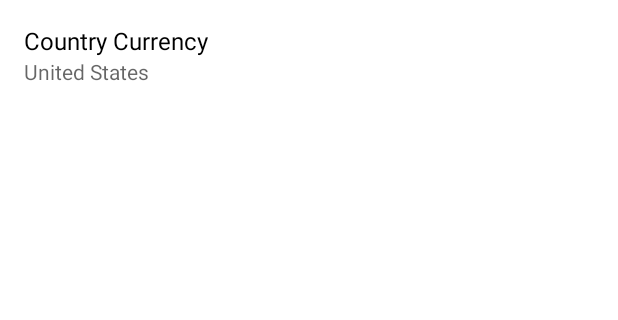
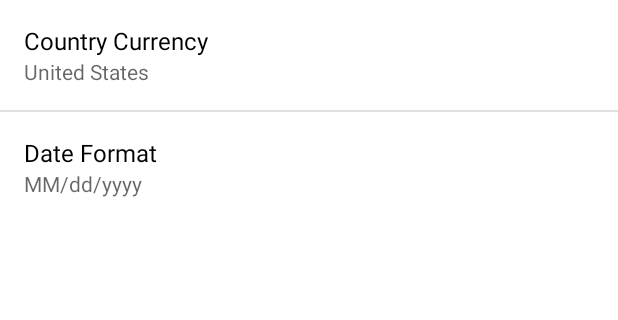
Before and after one commit to PedroCarrillo/Expense-Tracker-App, an Android app: the SettingsActivity screen opened directly, with no data from a screen before it, on a phone screen of 412 x 824 dp, the part 84-404 px from its top. Run offline under Robolectric (Android 15) with nearby library versions, the phone set to English and light mode, and no system bars.

Commit message:
Supporting different date formats

```diff
--- a/ExpenseTracker/app/src/main/java/com/pedrocarrillo/expensetracker/custom/SelectDateFragment.java
+++ b/ExpenseTracker/app/src/main/java/com/pedrocarrillo/expensetracker/custom/SelectDateFragment.java
@@ -85,7 +85,7 @@ public class SelectDateFragment extends Fragment implements View.OnClickListener
     }
 
     private void updateDate(Button btn, Date date) {
-        btn.setText(Util.formatDateToString(date, "MM/dd/yyyy"));
+        btn.setText(Util.formatDateToString(date, Util.getCurrentDateFormat()));
     }
 
     public TextView getTextViewTotal() {
--- a/ExpenseTracker/app/src/main/java/com/pedrocarrillo/expensetracker/ui/MainActivity.java
+++ b/ExpenseTracker/app/src/main/java/com/pedrocarrillo/expensetracker/ui/MainActivity.java
@@ -190,13 +190,13 @@ public class MainActivity extends BaseActivity implements NavigationView.OnNavig
         String date;
         switch (dateMode) {
             case IDateMode.MODE_TODAY:
-                date = Util.formatDateToString(DateUtils.getToday(), "MM/dd/yyyy");
+                date = Util.formatDateToString(DateUtils.getToday(), Util.getCurrentDateFormat());
                 break;
             case IDateMode.MODE_WEEK:
-                date = Util.formatDateToString(DateUtils.getFirstDateOfCurrentWeek(), "MM/dd/yyyy").concat(" - ").concat(Util.formatDateToString(DateUtils.getRealLastDateOfCurrentWeek(), "MM/dd/yyyy"));
+                date = Util.formatDateToString(DateUtils.getFirstDateOfCurrentWeek(), Util.getCurrentDateFormat()).concat(" - ").concat(Util.formatDateToString(DateUtils.getRealLastDateOfCurrentWeek(), Util.getCurrentDateFormat()));
                 break;
             case IDateMode.MODE_MONTH:
-                date = Util.formatDateToString(DateUtils.getFirstDateOfCurrentMonth(), "MM/dd/yyyy").concat(" - ").concat(Util.formatDateToString(DateUtils.getRealLastDateOfCurrentMonth(), "MM/dd/yyyy"));
+                date = Util.formatDateToString(DateUtils.getFirstDateOfCurrentMonth(), Util.getCurrentDateFormat()).concat(" - ").concat(Util.formatDateToString(DateUtils.getRealLastDateOfCurrentMonth(), Util.getCurrentDateFormat()));
                 break;
             default:
                 date = "";
--- a/ExpenseTracker/app/src/main/java/com/pedrocarrillo/expensetracker/ui/expenses/ExpenseDetailFragment.java
+++ b/ExpenseTracker/app/src/main/java/com/pedrocarrillo/expensetracker/ui/expenses/ExpenseDetailFragment.java
@@ -73,7 +73,7 @@ public class ExpenseDetailFragment extends BaseFragment implements View.OnClickL
         tvExpenseTotal.setTextColor(getResources().getColor(expense.getType() == IExpensesType.MODE_EXPENSES ? R.color.colorAccentRed : R.color.colorAccentGreen));
         ((TextView)getView().findViewById(R.id.tv_category)).setText(String.valueOf(expense.getCategory().getName()));
         ((TextView)getView().findViewById(R.id.tv_description)).setText(String.valueOf(expense.getDescription()));
-        ((TextView)getView().findViewById(R.id.tv_date)).setText(Util.formatDateToString(expense.getDate(), "MM/dd/yyyy"));
+        ((TextView)getView().findViewById(R.id.tv_date)).setText(Util.formatDateToString(expense.getDate(), Util.getCurrentDateFormat()));
         (getView().findViewById(R.id.fab_edit)).setOnClickListener(this);
     }
 
--- a/ExpenseTracker/app/src/main/java/com/pedrocarrillo/expensetracker/ui/expenses/NewExpenseFragment.java
+++ b/ExpenseTracker/app/src/main/java/com/pedrocarrillo/expensetracker/ui/expenses/NewExpenseFragment.java
@@ -191,7 +191,7 @@ public class NewExpenseFragment extends DialogFragment implements View.OnClickLi
     }
 
     private void updateDate() {
-        btnDate.setText(Util.formatDateToString(selectedDate, "MM/dd/yyyy"));
+        btnDate.setText(Util.formatDateToString(selectedDate, Util.getCurrentDateFormat()));
     }
 
 }
--- a/ExpenseTracker/app/src/main/java/com/pedrocarrillo/expensetracker/ui/settings/SettingsActivity.java
+++ b/ExpenseTracker/app/src/main/java/com/pedrocarrillo/expensetracker/ui/settings/SettingsActivity.java
@@ -35,6 +35,7 @@ public class SettingsActivity  extends PreferenceActivity
         // For all preferences, attach an OnPreferenceChangeListener so the UI summary can be
         // updated when the preference changes.
         bindPreferenceSummaryToValue(findPreference(getString(R.string.pref_country_key)));
+        bindPreferenceSummaryToValue(findPreference(getString(R.string.date_format_key)));
     }
 
     private void setToolbar(Toolbar mToolbar) {
--- a/ExpenseTracker/app/src/main/java/com/pedrocarrillo/expensetracker/utils/Util.java
+++ b/ExpenseTracker/app/src/main/java/com/pedrocarrillo/expensetracker/utils/Util.java
@@ -54,4 +54,8 @@ public class Util {
         return formattedNumber.replace(symbol, symbol+" ");
     }
 
+    public static String getCurrentDateFormat() {
+        return PreferenceManager.getDefaultSharedPreferences(ExpenseTrackerApp.getContext()).getString(ExpenseTrackerApp.getContext().getString(R.string.date_format_key), ExpenseTrackerApp.getContext().getString(R.string.default_date_format));
+    }
+
 }
--- a/ExpenseTracker/app/src/main/res/values/strings.xml
+++ b/ExpenseTracker/app/src/main/res/values/strings.xml
@@ -592,6 +592,15 @@
         <item>ZM</item>
         <item>ZW</item>
     </string-array>
+
+    <string-array name="date_formats">
+        <item>MM/dd/yyyy</item>
+        <item>dd/MM/yyyy</item>
+    </string-array>
+
     <string name="title_activity_help">Help Activity</string>
     <string name="help_text">You can delete Expenses, Categories and Reminders by holding an item and a menu will let you select one or more items to delete\n\nChoose the date you wish to create the expenses in the New Dialog Expense by tapping the date\n\nCreate reminders to set a notification for the specified date and hour.\n\nEdit Categories name by tapping the item once.\n\nAny doubts or ideas don\'t doubt to contact carrillochero6@gmail.com</string>
+    <string name="default_date_format">MM/dd/yyyy</string>
+    <string name="date_format_key">date_format_key</string>
+    <string name="date_format">Date Format</string>
 </resources>
--- a/ExpenseTracker/app/src/main/res/xml/pref_general.xml
+++ b/ExpenseTracker/app/src/main/res/xml/pref_general.xml
@@ -12,4 +12,11 @@
         android:entryValues="@array/country_values"
         android:entries="@array/countries_names" />
 
+    <ListPreference
+        android:title="@string/date_format"
+        android:key="@string/date_format_key"
+        android:defaultValue="@string/default_date_format"
+        android:entryValues="@array/date_formats"
+        android:entries="@array/date_formats" />
+
 </PreferenceScreen>
```
Also changed, not shown: ExpenseTracker/app/src/main/java/com/pedrocarrillo/expensetracker/adapters/MainExpenseAdapter.java (+3 -4 lines).
